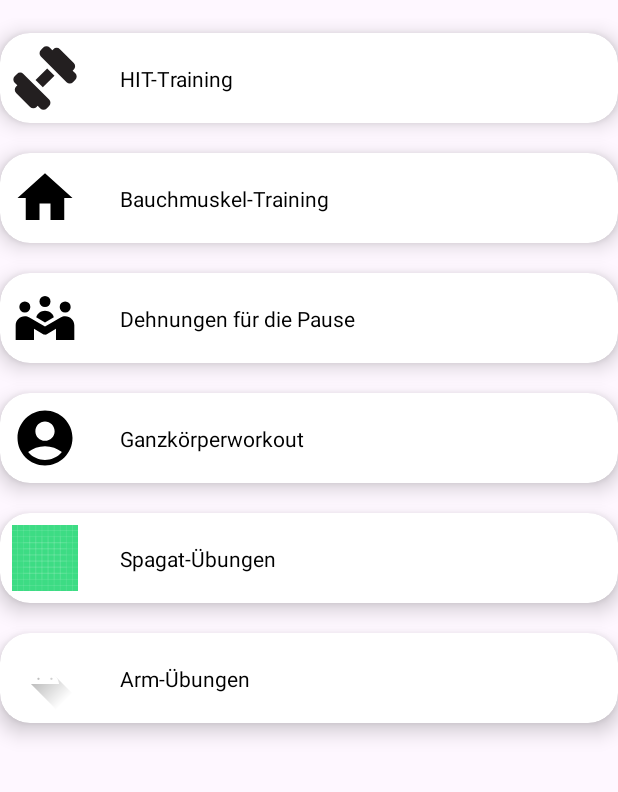
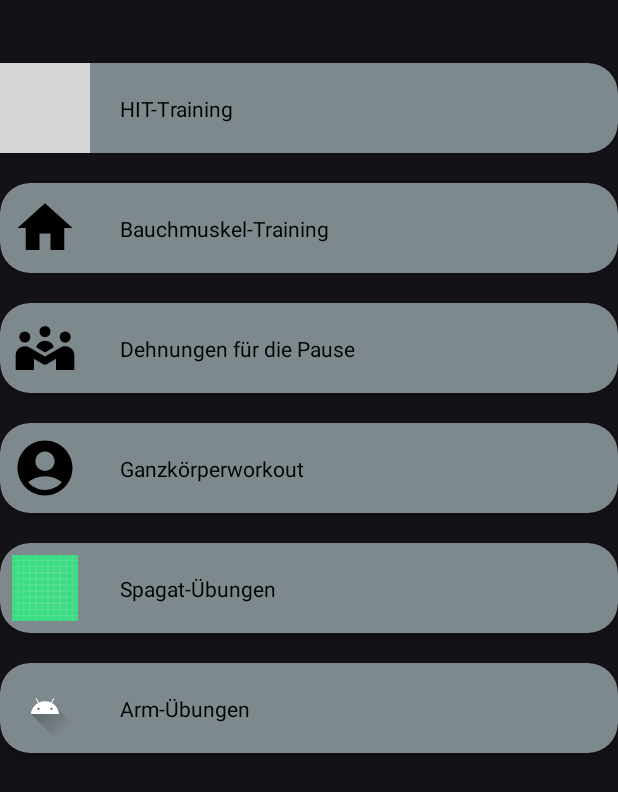
Before and after one commit to JonNoe/Sport-App-DHBW, an Android app built with Jetpack Compose: the fragment TrainingFragment shown on its own in the app's theme, on a phone screen of 412 x 824 dp. Shown: the top 792 px of the screen. Run offline under Robolectric (Android 15) with nearby library versions, the phone set to English and light mode, and no system bars; grey boxes are pictures that could not be loaded.

Commit message:
training new activities

```diff
--- a/app/src/main/java/com/dhbw/dhbwsportapp/MainActivity.kt
+++ b/app/src/main/java/com/dhbw/dhbwsportapp/MainActivity.kt
@@ -11,6 +11,7 @@ import androidx.recyclerview.widget.LinearLayoutManager
 import androidx.recyclerview.widget.RecyclerView
 import androidx.viewpager.widget.ViewPager
 import com.google.android.material.bottomnavigation.BottomNavigationView
+import androidx.appcompat.app.AppCompatDelegate
 
 class MainActivity : AppCompatActivity() {
 
@@ -18,6 +19,9 @@ class MainActivity : AppCompatActivity() {
 
     override fun onCreate(savedInstanceState: Bundle?) {
         super.onCreate(savedInstanceState)
+
+        AppCompatDelegate.setDefaultNightMode(AppCompatDelegate.MODE_NIGHT_YES)
+
         setContentView(R.layout.activity_main)
 
 
--- a/app/src/main/java/com/dhbw/dhbwsportapp/TrainingFragment.kt
+++ b/app/src/main/java/com/dhbw/dhbwsportapp/TrainingFragment.kt
@@ -30,7 +30,7 @@ class TrainingFragment : Fragment(), OnItemClickListener {
         recyclerView.layoutManager = LinearLayoutManager(requireContext())
 
         imageList = arrayOf(
-            R.drawable.dumbell_24,
+            R.drawable.baseline_co_present_24,
             R.drawable.ic_home_black_24dp,
             R.drawable.baseline_community_24,
             R.drawable.baseline_account_circle_24,
--- a/app/src/main/res/layout/fragment_training.xml
+++ b/app/src/main/res/layout/fragment_training.xml
@@ -3,7 +3,8 @@
     xmlns:tools="http://schemas.android.com/tools"
     android:layout_width="match_parent"
     android:layout_height="match_parent"
-    tools:context=".TrainingFragment">
+    tools:context=".TrainingFragment"
+    android:layout_marginTop="20dp">
 
 
     <androidx.recyclerview.widget.RecyclerView
--- a/app/src/main/res/layout/item_layout.xml
+++ b/app/src/main/res/layout/item_layout.xml
@@ -7,7 +7,11 @@
     android:layout_marginVertical="10dp"
     app:cardCornerRadius="20dp"
     app:cardElevation="8dp"
+    app:cardBackgroundColor="@color/grey_DHBW"
+
+
     >
+    <!--app:cardBackgroundColor="@color/red_DHBW_50"-->
 
     <androidx.constraintlayout.widget.ConstraintLayout
         android:layout_width="match_parent"
--- a/app/src/main/res/values/themes.xml
+++ b/app/src/main/res/values/themes.xml
@@ -2,7 +2,9 @@
     <!-- Base application theme. -->
     <style name="Base.Theme.DHBWSportApp" parent="Theme.Material3.DayNight.NoActionBar">
         <!-- Customize your light theme here. -->
-        <!-- <item name="colorPrimary">@color/my_light_primary</item> -->
+        <!-- <item name="colorPrimary">@color/my_light_primary</item> -->#
+
+        <!--Theme.Material3.DayNight.NoActionBar-->
     </style>
 
     <style name="Theme.DHBWSportApp" parent="Base.Theme.DHBWSportApp" />
```
Also changed, not shown: app/src/main/res/values/colors.xml (+9 -0 lines).
